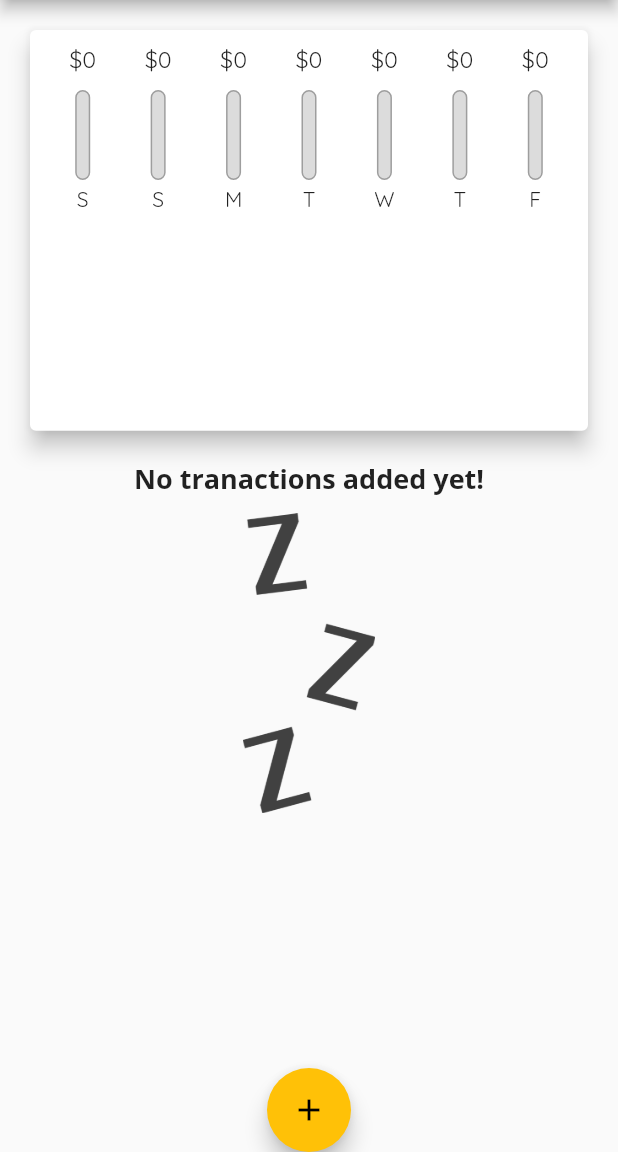
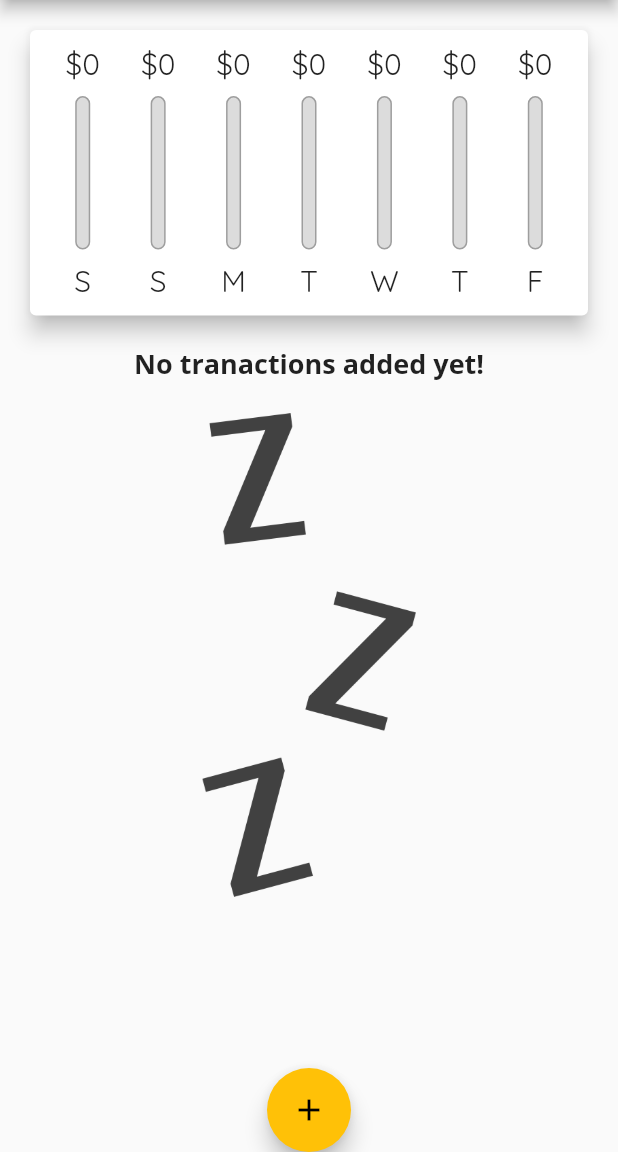
Before and after one commit to rahulkolage/expense_planner_app, a Flutter app: the screen it shows after launch, on a phone screen of 412 x 824 dp, the part 84-1236 px from its top. Run offline on Flutter 3.47's test engine with Material 2 defaults, Android fonts, the phone set to English and light mode, and no system bars.

Commit message:
soft keyboard insets

```diff
--- a/lib/app.dart
+++ b/lib/app.dart
@@ -24,6 +24,8 @@ class _MyHomePageState extends State<MyHomePage> {
     //   date: DateTime.now(),
     // ),
   ];
+
+  bool _showChart = false;
 
   List<Transaction> get _recentTransactions {
     return _userTransactions.where((tx) {
@@ -75,6 +77,9 @@ class _MyHomePageState extends State<MyHomePage> {
 
   @override
   Widget build(BuildContext context) {
+    final isLandScape =
+        MediaQuery.of(context).orientation == Orientation.landscape;
+
     final appBar = AppBar(
       title: const Text(
         'Personal Expenses',
@@ -86,6 +91,15 @@ class _MyHomePageState extends State<MyHomePage> {
         )
       ],
     );
+
+    final txListWidget = Container(
+      height: (MediaQuery.of(context).size.height -
+              appBar.preferredSize.height -
+              MediaQuery.of(context).padding.top) *
+          0.7,
+      child: TransactionList(_userTransactions, _deleteTransaction),
+    );
+
     return Scaffold(
       appBar: appBar,
       body: SingleChildScrollView(
@@ -93,14 +107,44 @@ class _MyHomePageState extends State<MyHomePage> {
           // mainAxisAlignment: MainAxisAlignment.start, // it's default
           crossAxisAlignment: CrossAxisAlignment.stretch,
           children: [
+            if (isLandScape)
+              Row(
+                mainAxisAlignment: MainAxisAlignment.center,
+                children: [
+                  const Text('Show Chart'),
+                  Switch(
+                      activeColor: Colors.amber,
+                      value: _showChart,
+                      onChanged: (val) {
+                        setState(() {
+                          _showChart = val;
+                        });
+                      })
+                ],
+              ),
+
+            // Portrait mode
+            if (!isLandScape)
               Container(
-              height: (MediaQuery.of(context).size.height - appBar.preferredSize.height
-              - MediaQuery.of(context).padding.top) * 0.4,
-              child: Chart(_recentTransactions)),
-            Container(
-              height: (MediaQuery.of(context).size.height - appBar.preferredSize.height
-              - MediaQuery.of(context).padding.top) * 0.6,
-              child: TransactionList(_userTransactions, _deleteTransaction)),
+                height: (MediaQuery.of(context).size.height -
+                        appBar.preferredSize.height -
+                        MediaQuery.of(context).padding.top) *
+                    0.3,
+                child: Chart(_recentTransactions),
+              ),
+            if (!isLandScape) txListWidget,
+
+            // Landscape mode
+            if (isLandScape)
+              _showChart
+                  ? Container(
+                      height: (MediaQuery.of(context).size.height -
+                              appBar.preferredSize.height -
+                              MediaQuery.of(context).padding.top) *
+                          0.7,
+                      child: Chart(_recentTransactions),
+                    )
+                  : txListWidget,
           ],
         ),
       ),
--- a/lib/main.dart
+++ b/lib/main.dart
@@ -1,7 +1,16 @@
 import 'package:flutter/material.dart';
+import 'package:flutter/services.dart';
 import './app.dart';
 
-void main() => runApp(MyApp());
+void main() {
+  // New flutter requires to specify this line if using SystemChrome
+  // WidgetsFlutterBinding.ensureInitialized();
+
+  // SystemChrome.setPreferredOrientations(
+  //     [DeviceOrientation.portraitUp, DeviceOrientation.portraitDown]);
+
+  runApp(MyApp());
+}
 
 class MyApp extends StatelessWidget {
   @override
@@ -30,7 +39,7 @@ class MyApp extends StatelessWidget {
           button: TextStyle(color: Colors.white),
         ),
         appBarTheme: const AppBarTheme(
-            backgroundColor: Colors.purple,
+            backgroundColor:Colors.purple,
             titleTextStyle: TextStyle(
               fontFamily: 'OpenSans',
               fontSize: 20,
--- a/lib/widgets/chart_bar.dart
+++ b/lib/widgets/chart_bar.dart
@@ -10,17 +10,24 @@ class ChartBar extends StatelessWidget {
 
   @override
   Widget build(BuildContext context) {
+    return LayoutBuilder(builder: (ctx, constraints) {
       return Column(
         children: [
           Container(
-            height: 20,
+              // height: 20,
+              height: constraints.maxHeight * 0.15,
               child: FittedBox(
                   child: Text('\$${spendingAmount.toStringAsFixed(0)}'))),
-        const SizedBox(
-          height: 10,
+          SizedBox(
+            // height: 10,
+            height: constraints.maxHeight * 0.05,
           ),
           Container(
-          height: 60,
+            // height: 60,
+            // width: 10,
+            // calulate dynamic height, width for elements inside ChartBar based on
+            // constraints/sizing applied to custom widget from outside
+            height: constraints.maxHeight * 0.6,
             width: 10,
             child: Stack(
               children: [
@@ -43,11 +50,15 @@ class ChartBar extends StatelessWidget {
               ],
             ),
           ),
-        const SizedBox(
-          height: 4,
+          SizedBox(
+            // height: 4,
+            height: constraints.maxHeight * 0.05,
           ),
-        Text(label),
+          Container(
+              height: constraints.maxHeight * 0.15,
+              child: FittedBox(child: Text(label))),
         ],
       );
+    });
   }
 }
--- a/lib/widgets/new_transaction.dart
+++ b/lib/widgets/new_transaction.dart
@@ -62,10 +62,18 @@ class _NewTransactionState extends State<NewTransaction> {
   @override
   Widget build(BuildContext context) {
     return // input area
-        Card(
+        SingleChildScrollView(
+          child: Card(
               elevation: 5,
               child: Container(
-        padding: const EdgeInsets.all(10),
+          // padding: const EdgeInsets.all(10),
+          // changing bottom padding to handle soft keyboard ovelapping issue on form while typing
+          padding: EdgeInsets.only(
+            top: 10,
+            left: 10,
+            right: 10,
+            bottom: MediaQuery.of(context).viewInsets.bottom + 10,
+          ),
           child: Column(
             crossAxisAlignment: CrossAxisAlignment.end,
             children: [
@@ -116,6 +124,7 @@ class _NewTransactionState extends State<NewTransaction> {
             ],
           ),
               ),
+            ),
         );
   }
 }
--- a/lib/widgets/transaction_list.dart
+++ b/lib/widgets/transaction_list.dart
@@ -11,22 +11,26 @@ class TransactionList extends StatelessWidget {
   @override
   Widget build(BuildContext context) {
     return transactions.isEmpty
-        ? Column(
+        ? LayoutBuilder(
+            builder: (ctx, constraints) {
+              return Column(
                 children: [
                   Text(
                     'No tranactions added yet!',
                     style: Theme.of(context).textTheme.headline6,
                   ),
                   SizedBox(
-                height: 10,
+                    height: 20,
                   ),
                   Container(
-                  height: 200,
+                      height: constraints.maxHeight * 0.6,
                       child: Image.asset(
                         'assets/images/waiting.png',
                         fit: BoxFit.cover,
                       ))
                 ],
+              );
+            },
           )
         : ListView.builder(
             itemBuilder: (context, index) {
```
Also changed, not shown: 1 other file. Lines whose indentation alone changed are shown as unchanged.
